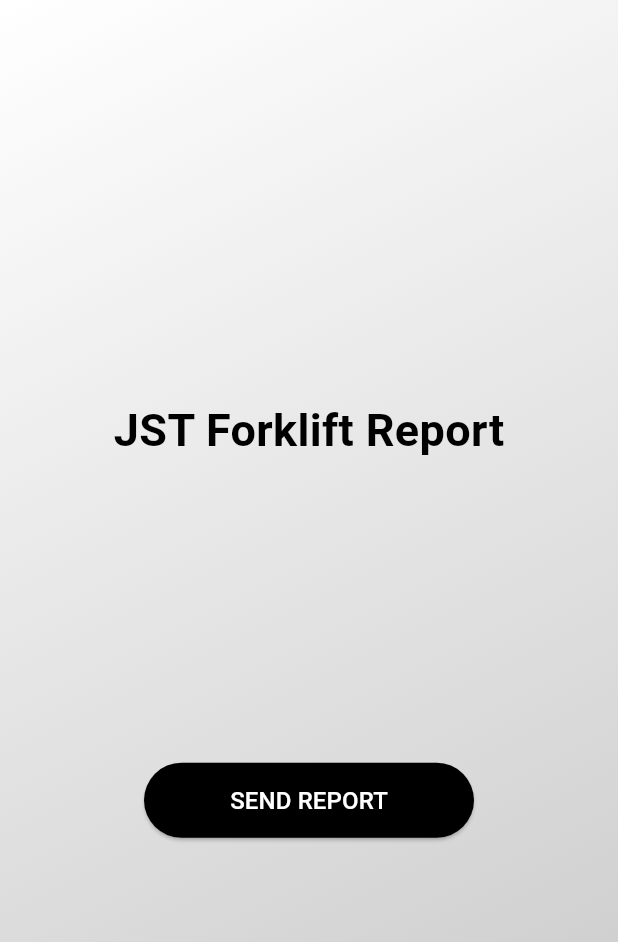
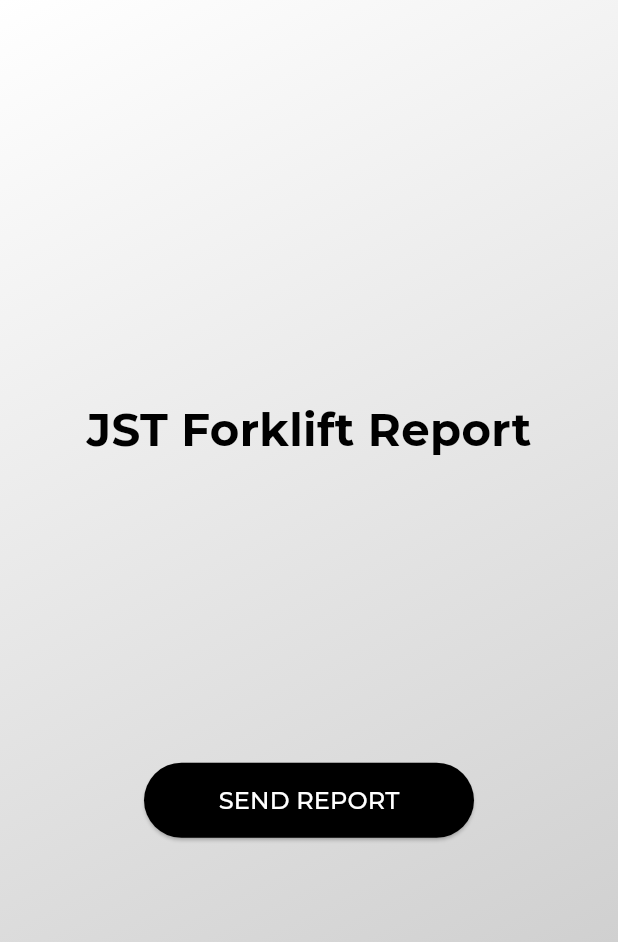
Before and after one commit to ME-CODE-UK/jstapp, a Flutter app: the screen it shows after launch, on a phone screen of 412 x 824 dp. Shown: the top 942 px of the screen. Run offline on Flutter 3.47's test engine with Material 3 defaults, Android fonts, the phone set to English and light mode, and no system bars; our stand-ins replace google_fonts.

Commit message:
Changed the fonts

```diff
--- a/lib/screens/home_screen.dart
+++ b/lib/screens/home_screen.dart
@@ -23,9 +23,9 @@ class HomeScreen extends StatelessWidget {
           child: Column(
             mainAxisSize: MainAxisSize.min,
             children: [
-              const Text(
+              Text(
                 'JST Forklift Report',
-                style: TextStyle(
+                style: GoogleFonts.montserrat(
                   color: Colors.black,
                   fontSize: 30,
                   fontWeight: FontWeight.bold,
@@ -38,14 +38,14 @@ class HomeScreen extends StatelessWidget {
                 child: ElevatedButton(
                   style: ElevatedButton.styleFrom(
 
-                    foregroundColor: Color.fromARGB(255, 255, 255, 255),
-                    backgroundColor: Color.fromARGB(255, 0, 0, 0),
+                    foregroundColor: const Color.fromARGB(255, 255, 255, 255),
+                    backgroundColor: const Color.fromARGB(255, 0, 0, 0),
                   ),
                   onPressed: () {
                     Navigator.push(context, MaterialPageRoute(builder: (context) => const ReportScreen()));
                   },
-                  child: const Text(
-                    style: TextStyle(
+                  child: Text(
+                    style: GoogleFonts.montserrat(
                       fontSize: 16,
                     ),
                     'SEND REPORT',
```
